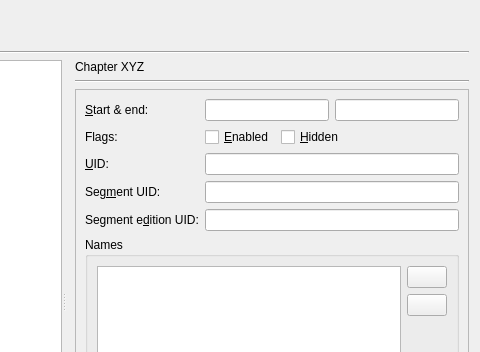
Above: src/mkvtoolnix-gui/forms/chapter_editor/tab.ui from jpsdr/MKVToolnix-Windows-7 before the change; both pictures show x 222 to 702 and y 0 to 352 of the 702 by 552 pixel window. Below: the same form after it.
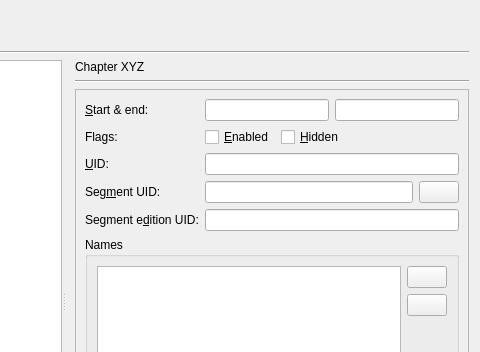
That is the form after the change. The open tabs and pages were chosen to show the change. Icons and pictures are not drawn. Custom widgets are drawn as their Qt base class.

Commit message: GUI: chapters: add button for reading segment UID from existing file

```diff
--- a/src/mkvtoolnix-gui/forms/chapter_editor/tab.ui
+++ b/src/mkvtoolnix-gui/forms/chapter_editor/tab.ui
@@ -265,8 +265,8 @@
             <rect>
              <x>0</x>
              <y>0</y>
-             <width>315</width>
-             <height>433</height>
+             <width>456</width>
+             <height>440</height>
             </rect>
            </property>
            <layout class="QVBoxLayout" name="verticalLayout_6">
@@ -353,9 +353,6 @@
                 </property>
                </widget>
               </item>
-              <item row="3" column="1">
-               <widget class="mtx::gui::Util::BasicLineEdit" name="leChSegmentUid"/>
-              </item>
               <item row="4" column="0">
                <widget class="QLabel" name="lChSegmentEditionUid">
                 <property name="text">
@@ -369,6 +366,24 @@
               <item row="4" column="1">
                <widget class="mtx::gui::Util::BasicLineEdit" name="leChSegmentEditionUid"/>
               </item>
+              <item row="3" column="1">
+               <layout class="QHBoxLayout" name="horizontalLayout_5">
+                <item>
+                 <widget class="mtx::gui::Util::BasicLineEdit" name="leChSegmentUid"/>
+                </item>
+                <item>
+                 <widget class="QPushButton" name="pbBrowseSegmentUID">
+                  <property name="text">
+                   <string/>
+                  </property>
+                  <property name="icon">
+                   <iconset resource="../../qt_resources.qrc">
+                    <normaloff>:/icons/16x16/document-open.png</normaloff>:/icons/16x16/document-open.png</iconset>
+                  </property>
+                 </widget>
+                </item>
+               </layout>
+              </item>
              </layout>
             </item>
             <item>
```
Left out of the diff: 24 changed lines with no effect on the pictures. The commit also changes 6 other files.
